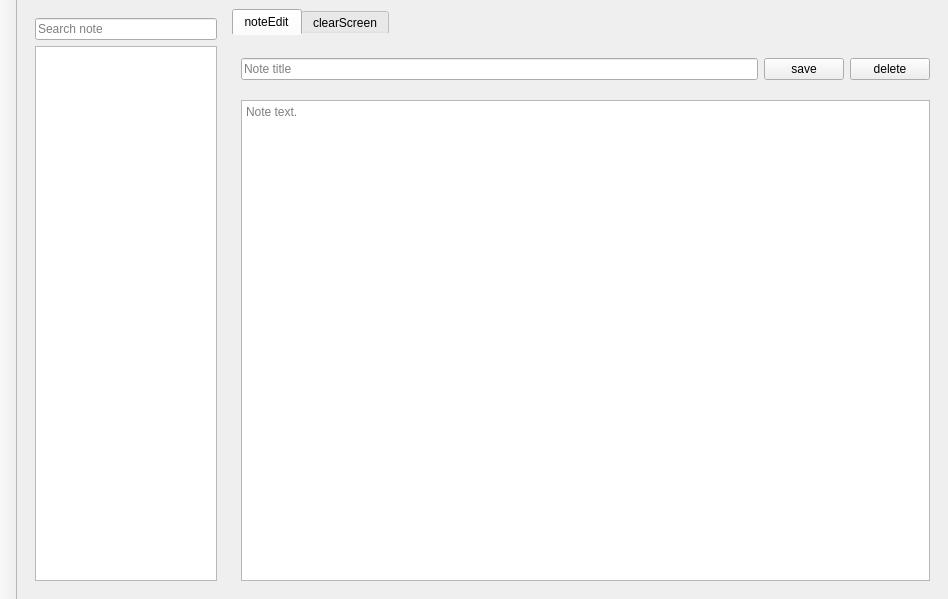
First picture: the form in App/mainwindow.ui, repository Artem535/Simple-Note, before the edit.
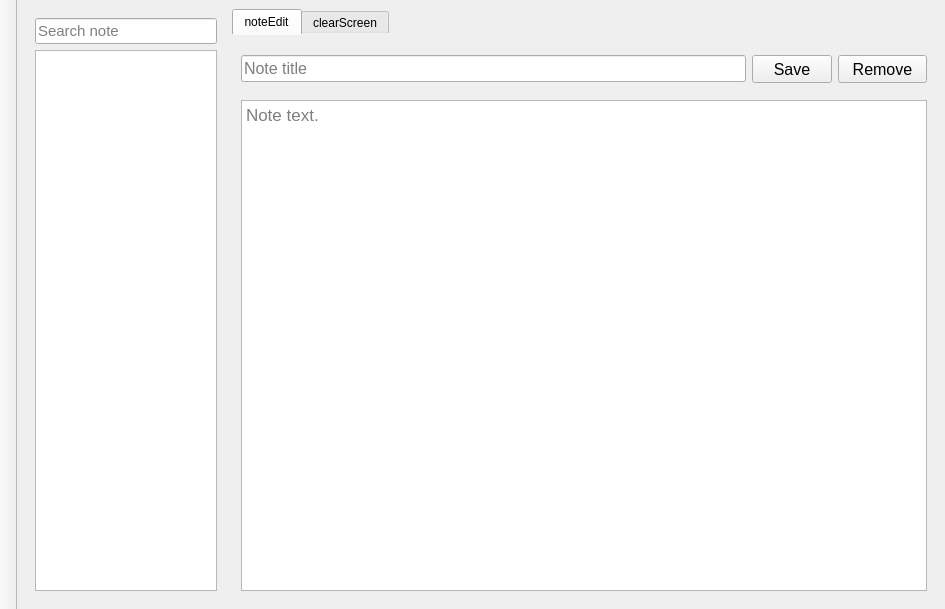
Second picture: the form after the edit. The open tabs and pages were chosen to show the change. Icons and pictures are not drawn.

Patch:
```diff
--- a/App/mainwindow.ui
+++ b/App/mainwindow.ui
@@ -6,8 +6,8 @@
    <rect>
     <x>0</x>
     <y>0</y>
-    <width>948</width>
-    <height>599</height>
+    <width>945</width>
+    <height>609</height>
    </rect>
   </property>
   <property name="windowTitle">
@@ -32,6 +32,11 @@
       <layout class="QVBoxLayout" name="verticalLayout_2">
        <item>
         <widget class="QLineEdit" name="searchLine">
+         <property name="font">
+          <font>
+           <pointsize>11</pointsize>
+          </font>
+         </property>
          <property name="placeholderText">
           <string>Search note</string>
          </property>
@@ -82,6 +87,11 @@
            </property>
            <item>
             <widget class="QLineEdit" name="titleNote">
+             <property name="font">
+              <font>
+               <pointsize>12</pointsize>
+              </font>
+             </property>
              <property name="text">
               <string/>
              </property>
@@ -92,15 +102,45 @@
            </item>
            <item>
             <widget class="QPushButton" name="saveButton">
+             <property name="minimumSize">
+              <size>
+               <width>80</width>
+               <height>28</height>
+              </size>
+             </property>
+             <property name="font">
+              <font>
+               <pointsize>12</pointsize>
+              </font>
+             </property>
              <property name="text">
-              <string>save</string>
+              <string>Save</string>
+             </property>
+             <property name="icon">
+              <iconset resource="res.qrc">
+               <normaloff>:/res/icons/journal-check.svg</normaloff>:/res/icons/journal-check.svg</iconset>
              </property>
             </widget>
            </item>
            <item>
             <widget class="QPushButton" name="deleteButton">
+             <property name="minimumSize">
+              <size>
+               <width>89</width>
+               <height>28</height>
+              </size>
+             </property>
+             <property name="font">
+              <font>
+               <pointsize>12</pointsize>
+              </font>
+             </property>
              <property name="text">
-              <string>delete</string>
+              <string>Remove</string>
+             </property>
+             <property name="icon">
+              <iconset resource="res.qrc">
+               <normaloff>:/res/icons/journal-x.svg</normaloff>:/res/icons/journal-x.svg</iconset>
              </property>
             </widget>
            </item>
@@ -109,6 +149,11 @@
         </item>
         <item>
          <widget class="QTextEdit" name="textNote">
+          <property name="font">
+           <font>
+            <pointsize>13</pointsize>
+           </font>
+          </property>
           <property name="placeholderText">
            <string>Note text.</string>
           </property>
```
Left out of the diff: 29 changed lines with no effect on the pictures.
